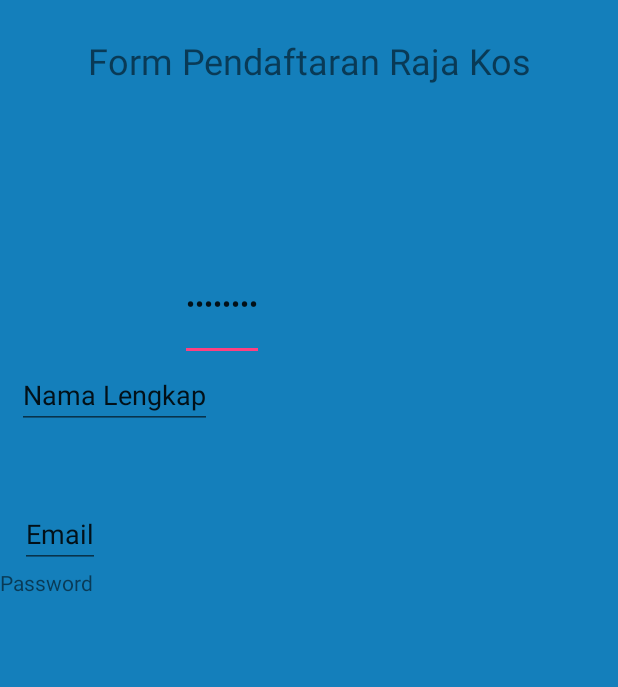
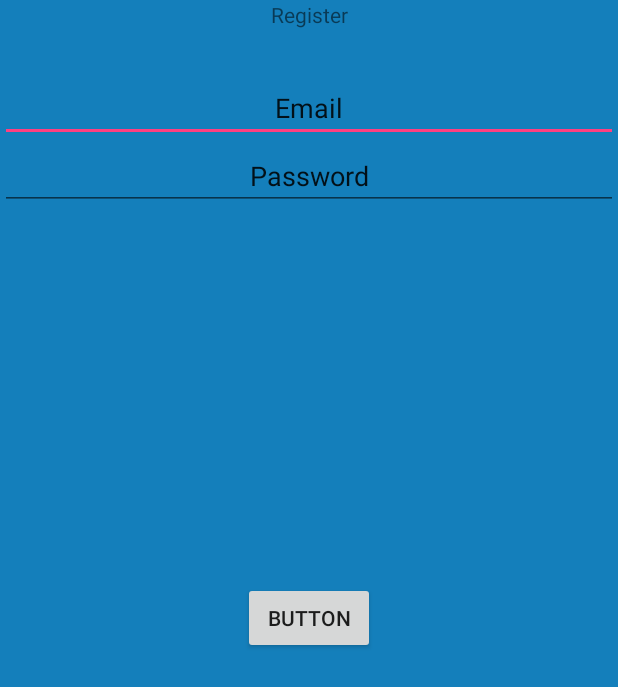
Before and after one commit to RajaKos/RajaKos, an Android app: the layout daftar.xml on its own in the app's theme, with its tools: preview values and no code run, on a phone screen of 412 x 824 dp. Shown: the top 687 px of the screen. Run offline under Robolectric (Android 15) with nearby library versions, the phone set to English and light mode, and no system bars.

Commit message:
register ellen

```diff
--- a/app/src/main/res/layout/daftar.xml
+++ b/app/src/main/res/layout/daftar.xml
@@ -1,58 +1,53 @@
 <?xml version="1.0" encoding="utf-8"?>
-<LinearLayout xmlns:android="http://schemas.android.com/apk/res/android"
+<RelativeLayout xmlns:android="http://schemas.android.com/apk/res/android"
     android:layout_width="match_parent"
     android:layout_height="match_parent"
     android:background="@color/colorBackground"
-    android:orientation="vertical"
+
     android:weightSum="1">
 
-    <TextView
-        android:layout_width="match_parent"
-        android:layout_height="wrap_content"
-        android:layout_marginBottom="24dp"
-        android:layout_marginTop="24dp"
-        android:gravity="center"
-        android:text="Form Pendaftaran Raja Kos"
-        android:textSize="24dp" />
 
     <EditText
-        android:layout_width="wrap_content"
-        android:layout_height="wrap_content"
-        android:layout_marginLeft="120dp"
-        android:layout_marginStart="120dp"
-        android:layout_marginTop="84dp"
-        android:layout_weight="0.07"
-        android:inputType="numberPassword"
-        android:text="Password" />
-
-    <EditText
-        android:layout_width="wrap_content"
+        android:id="@+id/editTextPassword"
+        android:layout_width="match_parent"
         android:layout_height="wrap_content"
         android:layout_alignParentLeft="true"
         android:layout_alignParentStart="true"
-        android:layout_centerVertical="true"
-        android:layout_marginLeft="11dp"
-        android:layout_marginStart="11dp"
-        android:text="Nama Lengkap" />
+        android:layout_gravity="center"
+        android:layout_marginTop="49dp"
+        android:ems="10"
+        android:gravity="center_vertical|center|clip_horizontal"
+        android:inputType="textPersonName"
+        android:text="Email" />
 
     <EditText
+        android:id="@+id/editTextEmail"
+        android:layout_width="match_parent"
+        android:layout_height="wrap_content"
+        android:layout_alignParentLeft="true"
+        android:layout_alignParentStart="true"
+        android:layout_below="@+id/editTextPassword"
+        android:ems="10"
+        android:gravity="center_vertical|center"
+        android:inputType="textPersonName"
+        android:text="Password" />
+
+    <TextView
+        android:id="@+id/textViewLogin"
+        android:layout_width="match_parent"
+        android:layout_height="wrap_content"
+        android:layout_alignParentLeft="true"
+        android:layout_alignParentStart="true"
+        android:layout_alignParentTop="true"
+        android:gravity="center"
+        android:text="Register" />
+
+    <Button
+        android:id="@+id/buttonRegister"
         android:layout_width="wrap_content"
         android:layout_height="wrap_content"
-        android:layout_alignLeft="@+id/editText4"
-        android:layout_alignStart="@+id/editText4"
-        android:layout_below="@+id/editText4"
-        android:layout_marginLeft="13dp"
-        android:layout_marginStart="13dp"
-        android:layout_marginTop="47dp"
-        android:text="Email" />
+        android:layout_centerHorizontal="true"
+        android:layout_centerVertical="true"
+        android:text="Button" />
 
-    <TextView
-        android:layout_width="wrap_content"
-        android:layout_height="wrap_content"
-        android:layout_above="@+id/editText4"
-        android:layout_alignLeft="@+id/editText3"
-        android:layout_alignStart="@+id/editText3"
-        android:layout_marginBottom="12dp"
-        android:text="Password" />
-
-</LinearLayout>
+</RelativeLayout>
```
Also changed, not shown: app/src/main/java/xiirpl508182838/project/smktelkom_mlg/sch/id/RegisterActivity.java (+86 -4 lines).
